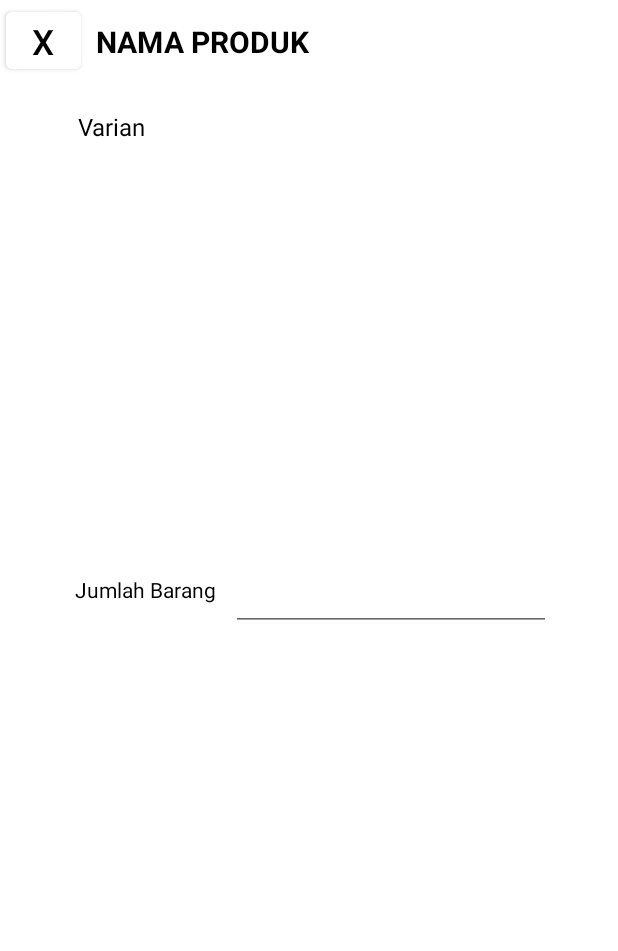
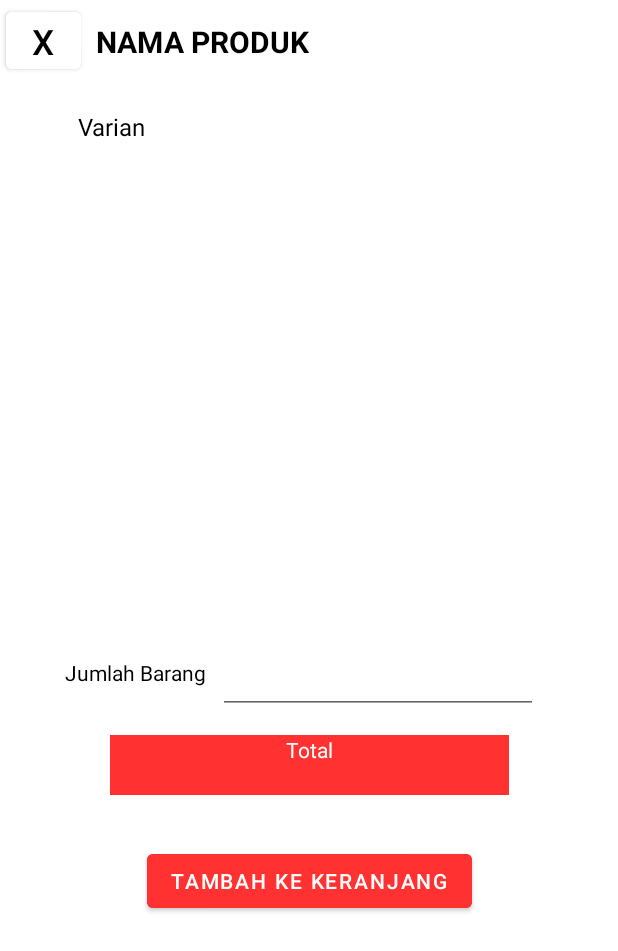
Before and after one commit to AbrorAbhirama/BukuinAja, an Android app: the layout activity_addpayment.xml on its own in the app's theme, with its tools: preview values and no code run, on a phone screen of 412 x 824 dp. Shown: the top 951 px of the screen. Run offline under Robolectric (Android 15) with nearby library versions, the phone set to English and light mode, and no system bars.

Commit message:
addpayment

```diff
--- a/app/src/main/res/layout/activity_addpayment.xml
+++ b/app/src/main/res/layout/activity_addpayment.xml
@@ -46,31 +46,59 @@
 
     <androidx.recyclerview.widget.RecyclerView
         android:id="@+id/recyclerView"
-        android:layout_width="328dp"
-        android:layout_height="268dp"
+        android:layout_width="334dp"
+        android:layout_height="323dp"
         app:layout_constraintEnd_toEndOf="parent"
         app:layout_constraintStart_toStartOf="parent"
         app:layout_constraintTop_toBottomOf="@+id/variant_title" />
+
+    <EditText
+        android:id="@+id/variant_amount"
+        android:layout_width="wrap_content"
+        android:layout_height="wrap_content"
+        android:layout_marginStart="8dp"
+        android:layout_marginTop="12dp"
+        android:ems="10"
+        android:inputType="number"
+        app:layout_constraintStart_toEndOf="@+id/textView3"
+        app:layout_constraintTop_toBottomOf="@+id/recyclerView" />
+
+    <TextView
+        android:id="@+id/variant_total"
+        android:layout_width="266dp"
+        android:layout_height="40dp"
+        android:layout_marginTop="32dp"
+        android:background="#FF3131"
+        android:backgroundTint="#FF3131"
+        android:text="Total"
+        android:textAlignment="center"
+        android:textColor="#FFFFFF"
+        app:layout_constraintEnd_toEndOf="parent"
+        app:layout_constraintStart_toStartOf="parent"
+        app:layout_constraintTop_toBottomOf="@+id/textView3" />
+
+    <Button
+        android:id="@+id/add_to_cart"
+        android:layout_width="wrap_content"
+        android:layout_height="wrap_content"
+        android:layout_marginTop="12dp"
+        android:backgroundTint="#FF3131"
+        android:text="Tambah ke Keranjang"
+        app:layout_constraintBottom_toBottomOf="parent"
+        app:layout_constraintEnd_toEndOf="parent"
+        app:layout_constraintStart_toStartOf="parent"
+        app:layout_constraintTop_toBottomOf="@+id/variant_total"
+        app:layout_constraintVertical_bias="0.092" />
 
     <TextView
         android:id="@+id/textView3"
         android:layout_width="wrap_content"
         android:layout_height="wrap_content"
-        android:layout_marginStart="8dp"
+        android:layout_marginStart="4dp"
         android:layout_marginTop="20dp"
         android:text="Jumlah Barang"
         android:textColor="#000000"
         app:layout_constraintStart_toStartOf="@+id/recyclerView"
         app:layout_constraintTop_toBottomOf="@+id/recyclerView" />
 
-    <EditText
-        android:id="@+id/editTextNumber"
-        android:layout_width="wrap_content"
-        android:layout_height="wrap_content"
-        android:layout_marginStart="10dp"
-        android:layout_marginTop="12dp"
-        android:ems="10"
-        android:inputType="number"
-        app:layout_constraintStart_toEndOf="@+id/textView3"
-        app:layout_constraintTop_toBottomOf="@+id/recyclerView" />
 </androidx.constraintlayout.widget.ConstraintLayout>
```
